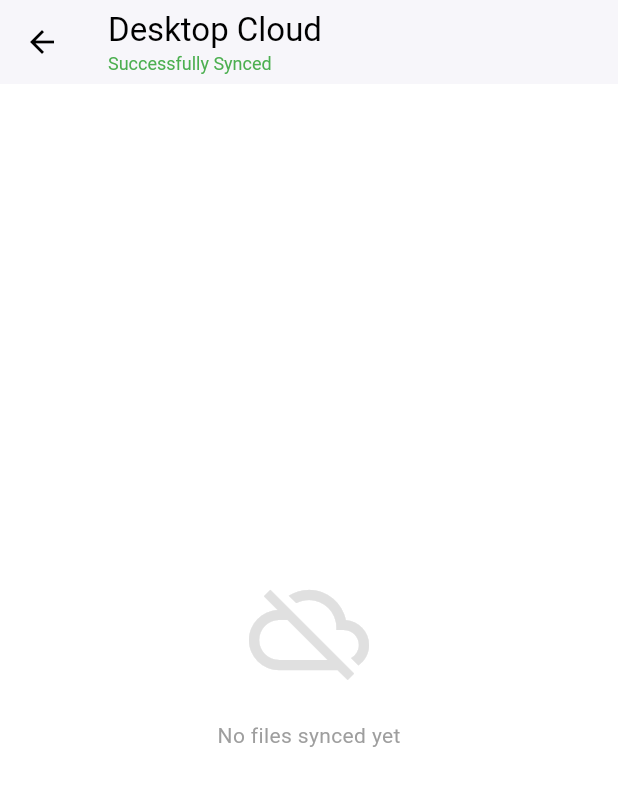
After one commit to MyQRMart/guptik, a Flutter app: the VaultScreen screen opened directly, after a tap on the "desktop mac" icon, on a phone screen of 412 x 824 dp. The commit adds this screen. Shown: the top 786 px of the screen. Run offline on Flutter 3.47's test engine with Material 3 defaults, Android fonts, the phone set to English and light mode, and no system bars; our stand-ins replace app_links, audioplayers, device_info_plus, file_picker, font_awesome_flutter, geolocator and 6 more; missing offline and left inert: mobile_scanner, photo_manager; accounts and stored records are empty; network calls fail.

Commit message:
17-02-2026af3

```diff
--- /dev/null
+++ b/lib/screens/vault/synced_files_screen.dart
@@ -0,0 +1,123 @@
+import 'package:flutter/material.dart';
+import 'package:guptik/services/vault/sync_tracker.dart';
+import 'package:photo_manager/photo_manager.dart';
+import 'dart:typed_data';
+
+class SyncedFilesScreen extends StatefulWidget {
+  const SyncedFilesScreen({super.key});
+
+  @override
+  State<SyncedFilesScreen> createState() => _SyncedFilesScreenState();
+}
+
+class _SyncedFilesScreenState extends State<SyncedFilesScreen> {
+  List<AssetEntity> _syncedAssets = [];
+  bool _isLoading = true;
+
+  @override
+  void initState() {
+    super.initState();
+    _loadSyncedAssets();
+  }
+
+  Future<void> _loadSyncedAssets() async {
+    // 1. Get list of IDs we saved
+    final List<String> syncedIds = await SyncTracker.getSyncedIds();
+
+    if (syncedIds.isEmpty) {
+      if (mounted) setState(() => _isLoading = false);
+      return;
+    }
+
+    // 2. Ask PhotoManager to find these specific assets
+    // We fetch them all at once (you can paginate if you have thousands)
+    final List<AssetEntity> assets = [];
+
+    for (String id in syncedIds) {
+      final asset = await AssetEntity.fromId(id);
+      if (asset != null) {
+        assets.add(asset);
+      }
+    }
+
+    // 3. Update UI
+    if (mounted) {
+      setState(() {
+        _syncedAssets = assets;
+        _isLoading = false;
+      });
+    }
+  }
+
+  @override
+  Widget build(BuildContext context) {
+    return Scaffold(
+      backgroundColor: Colors.white,
+      appBar: AppBar(
+        title: const Column(
+          crossAxisAlignment: CrossAxisAlignment.start,
+          children: [
+            Text("Desktop Cloud", style: TextStyle(color: Colors.black)),
+            Text("Successfully Synced", style: TextStyle(color: Colors.green, fontSize: 12)),
+          ],
+        ),
+        backgroundColor: Colors.white,
+        elevation: 1,
+        iconTheme: const IconThemeData(color: Colors.black),
+      ),
+      body: _isLoading
+        ? const Center(child: CircularProgressIndicator())
+        : _syncedAssets.isEmpty
+            ? Center(
+                child: Column(
+                  mainAxisAlignment: MainAxisAlignment.center,
+                  children: [
+                    Icon(Icons.cloud_off, size: 80, color: Colors.grey[300]),
+                    const SizedBox(height: 20),
+                    const Text("No files synced yet", style: TextStyle(color: Colors.grey)),
+                  ],
+                ),
+              )
+            : GridView.builder(
+                padding: const EdgeInsets.all(2),
+                gridDelegate: const SliverGridDelegateWithFixedCrossAxisCount(
+                  crossAxisCount: 3,
+                  crossAxisSpacing: 2,
+                  mainAxisSpacing: 2,
+                ),
+                itemCount: _syncedAssets.length,
+                itemBuilder: (context, index) {
+                  return _SyncedTile(asset: _syncedAssets[index]);
+                },
+              ),
+    );
+  }
+}
+
+class _SyncedTile extends StatelessWidget {
+  final AssetEntity asset;
+  const _SyncedTile({required this.asset});
+
+  @override
+  Widget build(BuildContext context) {
+    return Stack(
+      fit: StackFit.expand,
+      children: [
+        FutureBuilder<Uint8List?>(
+          future: asset.thumbnailDataWithSize(const ThumbnailSize.square(200)),
+          builder: (context, snapshot) {
+            if (snapshot.connectionState == ConnectionState.done && snapshot.data != null) {
+              return Image.memory(snapshot.data!, fit: BoxFit.cover);
+            }
+            return Container(color: Colors.grey[100]);
+          },
+        ),
+        const Positioned(
+          bottom: 5,
+          right: 5,
+          child: Icon(Icons.check_circle, color: Colors.green, size: 20),
+        )
+      ],
+    );
+  }
+}
--- /dev/null
+++ b/lib/services/vault/sync_tracker.dart
@@ -0,0 +1,29 @@
+import 'package:shared_preferences/shared_preferences.dart';
+
+class SyncTracker {
+  static const String _key = 'synced_asset_ids';
+
+  // Save an Asset ID as "Synced"
+  static Future<void> markAsSynced(String assetId) async {
+    final prefs = await SharedPreferences.getInstance();
+    final List<String> syncedIds = prefs.getStringList(_key) ?? [];
+
+    if (!syncedIds.contains(assetId)) {
+      syncedIds.add(assetId);
+      await prefs.setStringList(_key, syncedIds);
+    }
+  }
+
+  // Get list of ALL synced IDs
+  static Future<List<String>> getSyncedIds() async {
+    final prefs = await SharedPreferences.getInstance();
+    return prefs.getStringList(_key) ?? [];
+  }
+
+  // Check if a specific photo is already synced
+  static Future<bool> isSynced(String assetId) async {
+    final prefs = await SharedPreferences.getInstance();
+    final List<String> ids = prefs.getStringList(_key) ?? [];
+    return ids.contains(assetId);
+  }
+}
```
Also changed, not shown: lib/screens/vault/vaultscreen.dart (+77 -114 lines).
